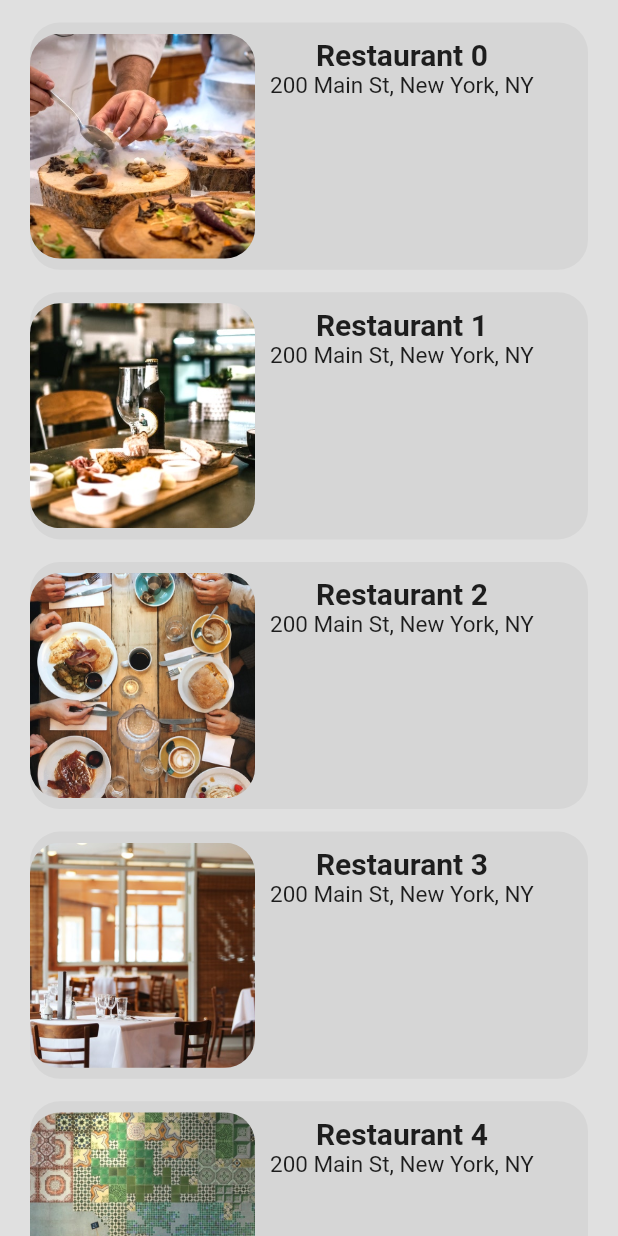
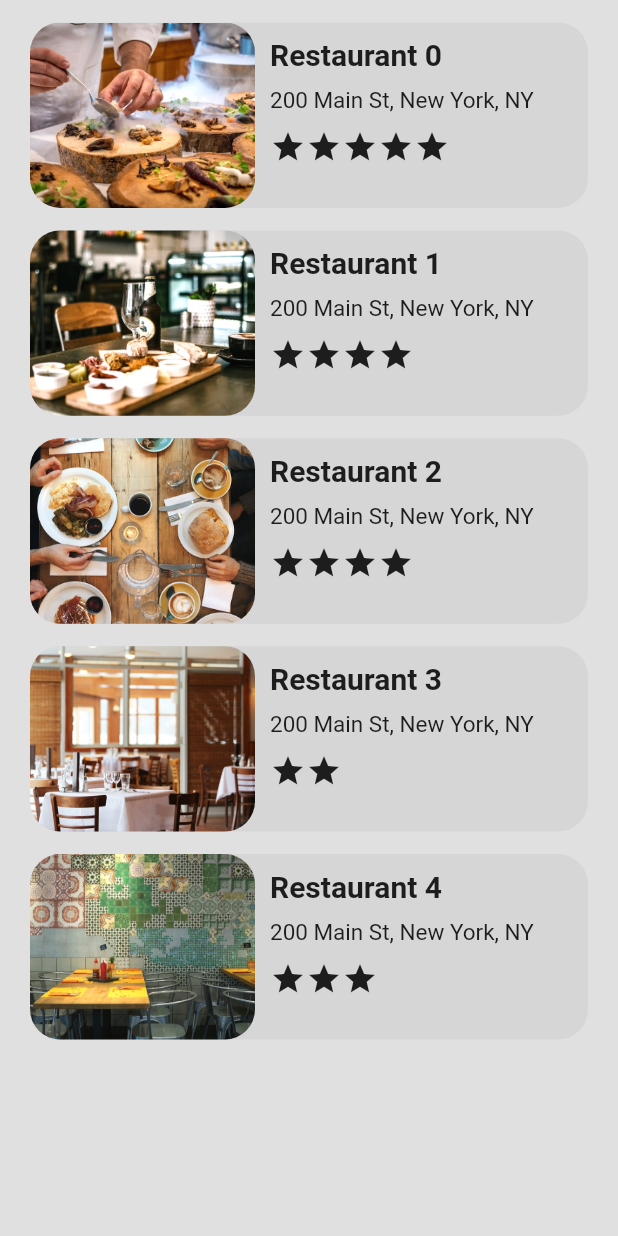
Before and after one commit to Harmanjit14/Food-Delivery-App-UI, a Flutter app: what nearbyRes() shows on an empty page, opened directly, on a phone screen of 412 x 824 dp. Run offline on Flutter 3.47's test engine with Material 2 defaults, Android fonts, the phone set to English and light mode, and no system bars.

Commit message:
static screen 1 done

```diff
--- a/lib/screen1/nearbyRes.dart
+++ b/lib/screen1/nearbyRes.dart
@@ -1,13 +1,23 @@
 import 'package:flutter/material.dart';
 import 'package:food_app_ui/data/data.dart';
 import 'package:food_app_ui/models/restaurant.dart';
+
+Widget rating(BuildContext context, int rat) {
+  List<Widget> stars = [];
+  for (int i = 1; i <= rat; i++) {
+    stars.add(Icon(Icons.star));
+  }
+  return Row(
+    children: stars,
+  );
+}
 
 Widget nearbyRes(BuildContext context) {
   List<Widget> restList = [];
   restaurants.forEach((Restaurant restaurant) {
     restList.add(
       Container(
-        height: MediaQuery.of(context).size.height * 0.2,
+        height: MediaQuery.of(context).size.height * 0.15,
         margin: EdgeInsets.fromLTRB(20, 15, 20, 0),
         decoration: BoxDecoration(
           color: Colors.grey[350],
@@ -30,15 +40,23 @@ Widget nearbyRes(BuildContext context) {
             Container(
               margin: EdgeInsets.fromLTRB(10, 10, 10, 10),
               child: Column(
+                crossAxisAlignment: CrossAxisAlignment.start,
                 children: [
                   Text(
                     restaurant.name,
                     style: TextStyle(fontSize: 20, fontWeight: FontWeight.bold),
                   ),
+                  SizedBox(
+                    height: 10,
+                  ),
                   Text(
                     restaurant.address,
                     style: TextStyle(fontSize: 15),
                   ),
+                  SizedBox(
+                    height: 10,
+                  ),
+                  rating(context, restaurant.rating),
                 ],
               ),
             ),
```
